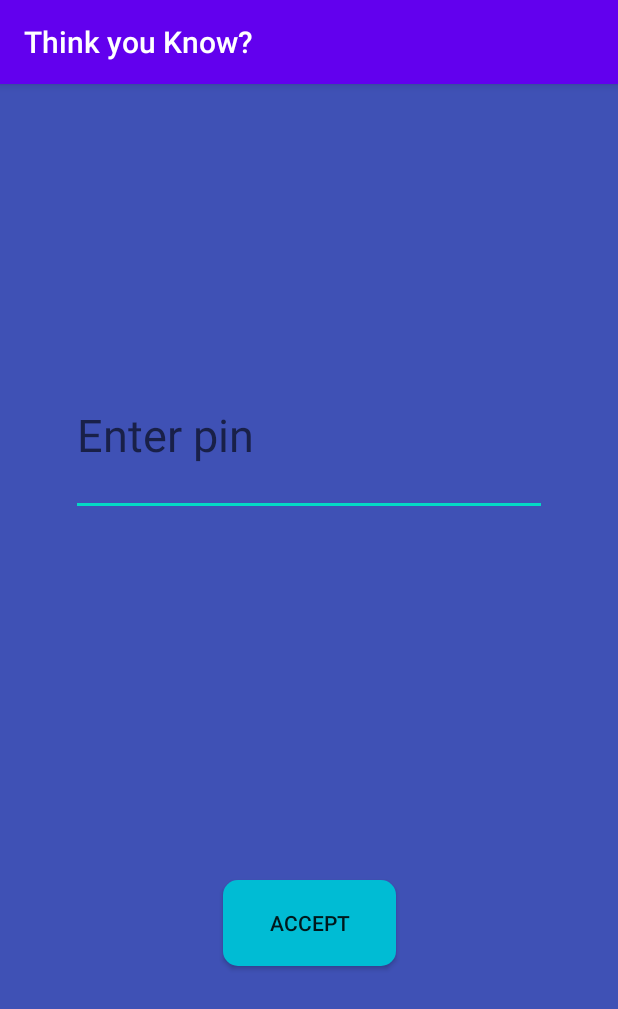
After one commit to LukeWaterhouse/ThisOrThat, an Android app: the EnterPin screen opened directly, with no data from a screen before it, on a phone screen of 412 x 824 dp. The commit adds this screen. Shown: the top 1009 px of the screen. Run offline under Robolectric (Android 15) with nearby library versions, the phone set to English and light mode, and no system bars; our stand-ins replace Firebase (no records; nobody signed in at launch, a user with empty details on screens opened directly).

Commit message:
Second commit

```diff
--- a/src/main/AndroidManifest.xml
+++ b/src/main/AndroidManifest.xml
@@ -30,6 +30,7 @@
         <activity android:name="com.example.howwelldoyouknowonline.HostSettings" />
         <activity android:name="com.example.howwelldoyouknowonline.EnterNickname" />
         <activity android:name="com.example.howwelldoyouknowonline.JoinGame" />
+        <activity android:name="com.example.howwelldoyouknowonline.EnterPin" />
 
     </application>
 
--- /dev/null
+++ b/src/main/java/com/example/howwelldoyouknowonline/EnterPin.kt
@@ -0,0 +1,29 @@
+package com.example.howwelldoyouknowonline
+
+import android.content.Intent
+import android.os.Bundle
+import android.os.PersistableBundle
+import androidx.appcompat.app.AppCompatActivity
+import com.example.howwelldoyouknow.GameData
+import com.example.howwelldoyouknow.R
+import kotlinx.android.synthetic.main.enter_pin.*
+
+class EnterPin:AppCompatActivity() {
+    override fun onCreate(savedInstanceState: Bundle?) {
+        val Tools = FirebaseTools()
+        super.onCreate(savedInstanceState)
+        setContentView(R.layout.enter_pin)
+
+
+
+
+        acceptpin.setOnClickListener {
+
+            OnlineGameInfo.onlineGame.Pin = enterpin.text.toString()
+            Tools.pullGame()
+
+            Tools.pushPlayer()
+            startActivity(Intent(this, HostGame::class.java))
+        }
+    }
+}
--- a/src/main/java/com/example/howwelldoyouknowonline/HostSettings.kt
+++ b/src/main/java/com/example/howwelldoyouknowonline/HostSettings.kt
@@ -36,7 +36,7 @@ class HostSettings:AppCompatActivity() {
 
 
         accept.setOnClickListener {
-            OnlineGameInfo.onlineGame.rounds=rounds
+            OnlineGameInfo.onlineGame.rounds=rounds.toString()
             startActivity(Intent(this, EnterNickname::class.java))
         }
     }
--- /dev/null
+++ b/src/main/res/layout/enter_pin.xml
@@ -0,0 +1,42 @@
+<?xml version="1.0" encoding="utf-8"?>
+<androidx.constraintlayout.widget.ConstraintLayout xmlns:android="http://schemas.android.com/apk/res/android"
+    xmlns:app="http://schemas.android.com/apk/res-auto"
+    xmlns:tools="http://schemas.android.com/tools"
+    android:layout_width="match_parent"
+    android:layout_height="match_parent"
+    android:background="#3F51B5">
+
+    <Button
+        android:id="@+id/acceptpin"
+        android:layout_width="115dp"
+        android:layout_height="57dp"
+        android:layout_marginTop="308dp"
+        android:layout_marginBottom="180dp"
+        android:background="@drawable/start_button"
+        android:text="accept"
+        app:layout_constraintBottom_toBottomOf="parent"
+        app:layout_constraintEnd_toEndOf="parent"
+        app:layout_constraintStart_toStartOf="parent"
+        app:layout_constraintTop_toBottomOf="@+id/roundNo"
+        app:layout_constraintVertical_bias="0.0" />
+
+    <EditText
+        android:id="@+id/enterpin"
+        android:layout_width="0dp"
+        android:layout_height="108dp"
+        android:layout_marginStart="47dp"
+        android:layout_marginLeft="47dp"
+        android:layout_marginTop="180dp"
+        android:layout_marginEnd="47dp"
+        android:layout_marginRight="47dp"
+        android:ems="10"
+        android:hint="Enter pin"
+        android:inputType="textPersonName"
+        android:maxLength="8"
+        android:textColor="#FFFFFF"
+        android:textSize="30sp"
+        app:layout_constraintEnd_toEndOf="parent"
+        app:layout_constraintHorizontal_bias="1.0"
+        app:layout_constraintStart_toStartOf="parent"
+        app:layout_constraintTop_toTopOf="parent" />
+</androidx.constraintlayout.widget.ConstraintLayout>
```
Also changed, not shown: src/main/java/com/example/howwelldoyouknow/MainActivity.kt (+13 -20 lines), src/main/java/com/example/howwelldoyouknowonline/EnterNickname.kt (+8 -1 lines), src/main/java/com/example/howwelldoyouknowonline/FirebaseTools.kt (added, +87 -0 lines), src/main/java/com/example/howwelldoyouknowonline/HostGame.kt (+97 -64 lines), src/main/java/com/example/howwelldoyouknowonline/OnlineGame.kt (+6 -5 lines), src/main/java/com/example/howwelldoyouknowonline/Player.kt (+8 -3 lines).
